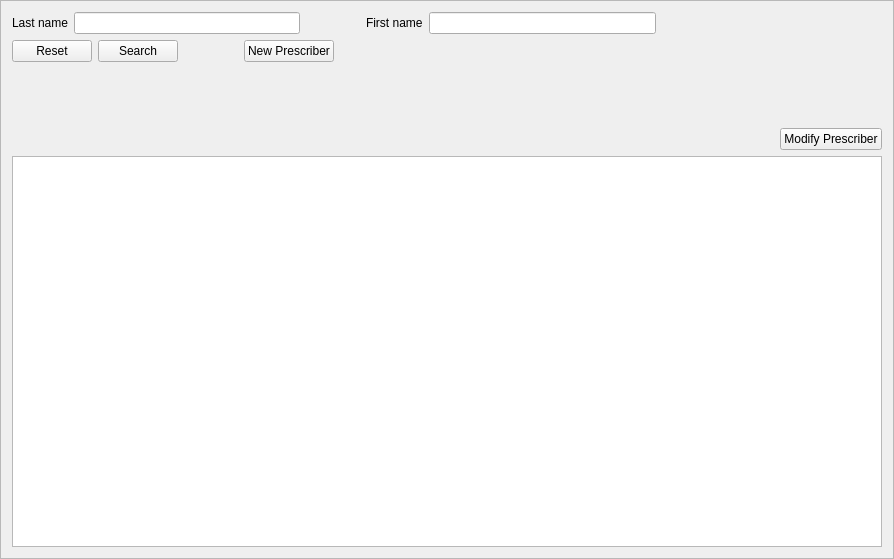
The window that mtrack/prescriberframe.ui (kyledevans/Medicine-Track) describes before a commit, drawn with Qt 5.
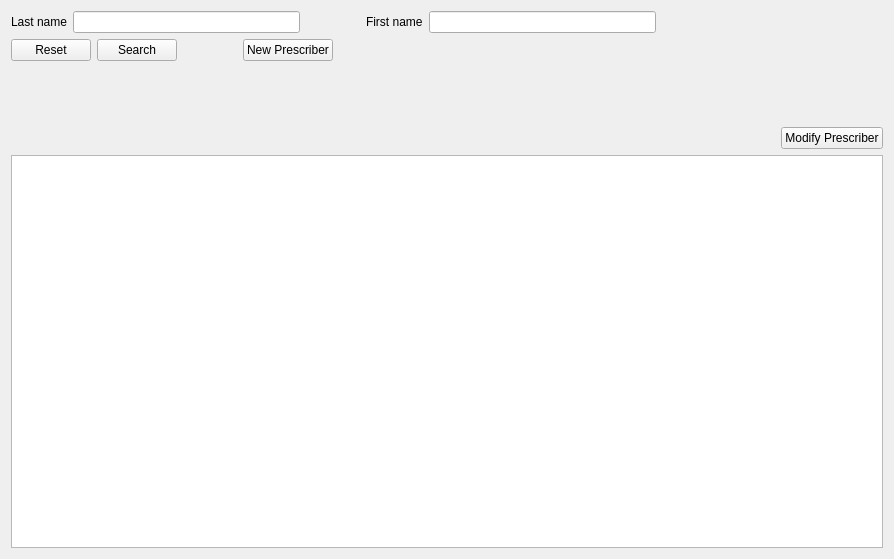
The same window after the commit.

```diff
--- a/mtrack/prescriberframe.ui
+++ b/mtrack/prescriberframe.ui
@@ -14,10 +14,10 @@
    <string>Frame</string>
   </property>
   <property name="frameShape">
-   <enum>QFrame::StyledPanel</enum>
+   <enum>QFrame::NoFrame</enum>
   </property>
   <property name="frameShadow">
-   <enum>QFrame::Raised</enum>
+   <enum>QFrame::Plain</enum>
   </property>
   <layout class="QVBoxLayout" name="verticalLayout">
    <item>
```
